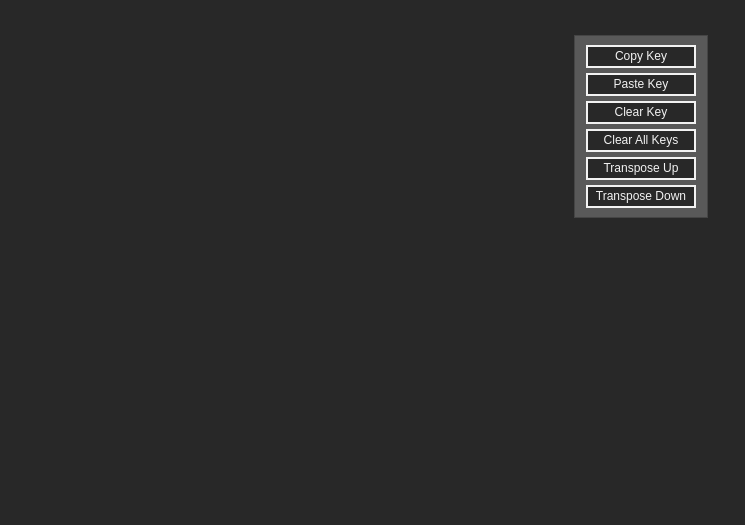
This is QT/forms/keyTabFormWin.ui in Muse-Kinetics/12-step-editor-qt6 as Qt 5 draws it before an edit. The edited form follows.
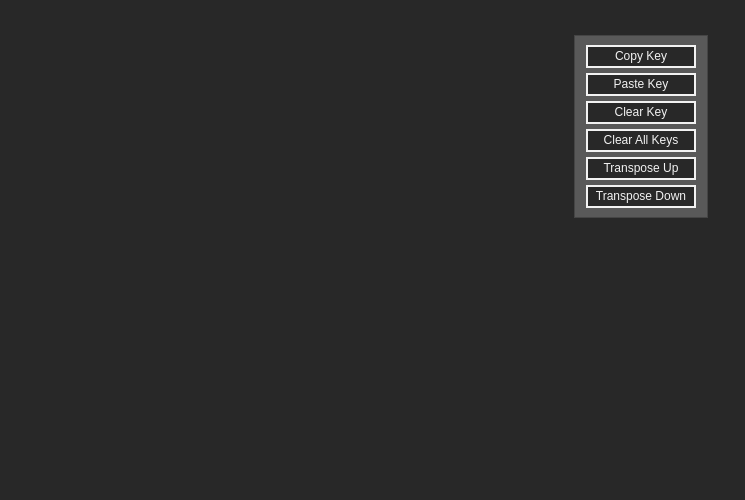
This is the edited form.

Commit message: Windows fixes -Fix JSON file locations -Remove        QCoreApplication::processEvents(); -Scale 1.35, adjust UI layout for 1080p displays -Fix menubar height -Fix segfault related to midi aux dropdown access (created wrapper methods) -Update aboutFormWin.ui

What changed in the file:
```diff
--- a/QT/forms/keyTabFormWin.ui
+++ b/QT/forms/keyTabFormWin.ui
@@ -7,7 +7,7 @@
     <x>0</x>
     <y>0</y>
     <width>745</width>
-    <height>525</height>
+    <height>500</height>
    </rect>
   </property>
   <property name="windowTitle">
```
The commit also changes 19 other files.
